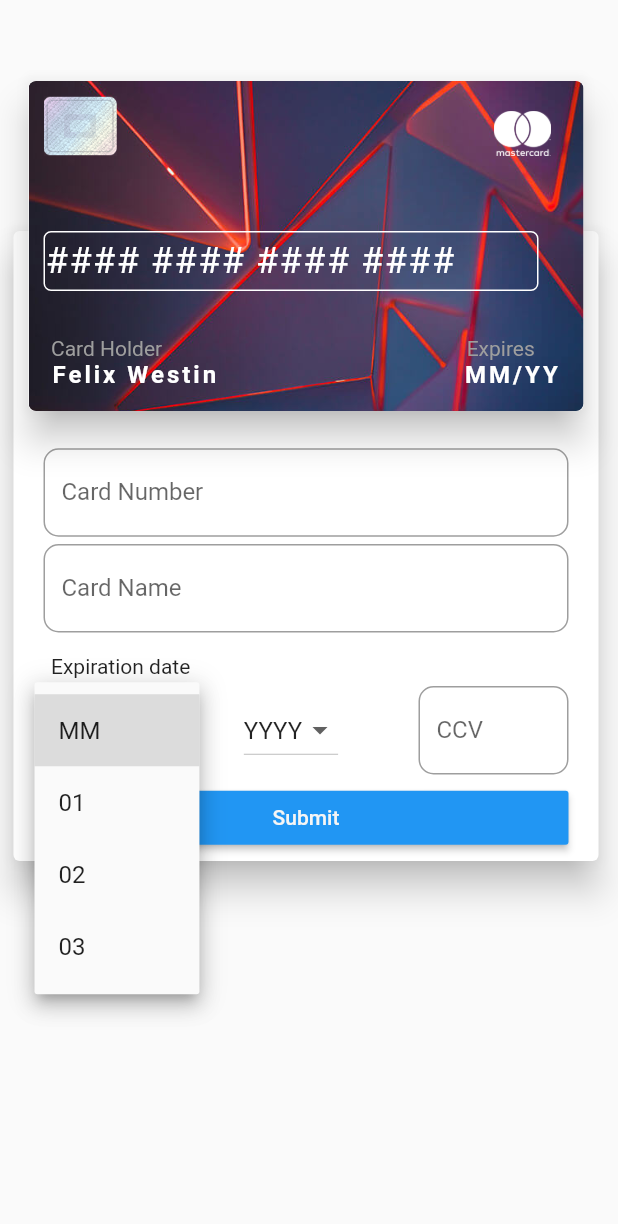
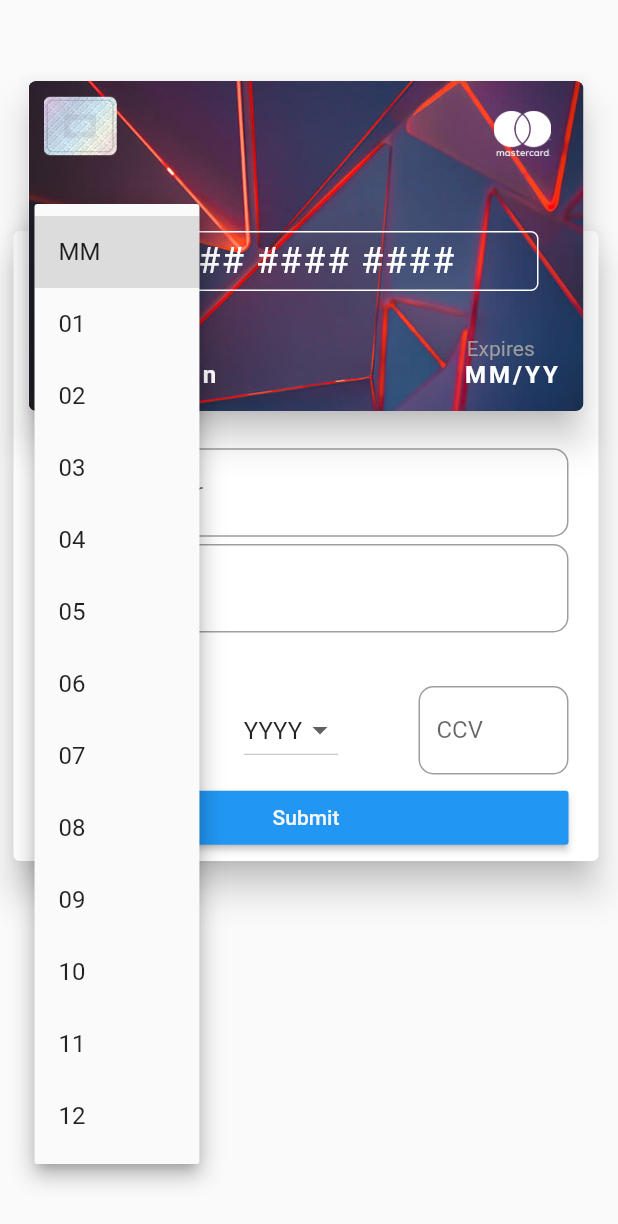
Before and after one commit to AlexVestin/TDDC73, a Flutter app: the screen it shows after launch, after a tap on "MM", on a phone screen of 412 x 824 dp. Shown: the top 1224 px of the screen. Run offline on Flutter 3.47's test engine with Material 2 defaults, Android fonts, the phone set to English and light mode, and no system bars; drawn by our look-alikes of flip_card.

Commit message:
Fixed stuff

```diff
--- a/lib/main.dart
+++ b/lib/main.dart
@@ -20,8 +20,14 @@ class _HomeState extends State<Home> {
   var imageMap = {"5": "mastercard.png", "4": "visa.png", "34" : "amex.png",
   "37" : "amex.png", "6" : "discover.png", "30" : "dinersclub.png", "36" : "dinersclub.png",
   "38" : "dinersclub.png"};
+  var listYear = ["YYYY"];
 
   GlobalKey<FlipCardState> cardKey = GlobalKey<FlipCardState>();
+
+  _HomeState(){
+    Iterable<int>.generate(12).forEach((index) =>
+        listYear.add((2019 + index).toString()));
+  }
 
   @override
   Widget build(BuildContext context) {
@@ -52,7 +58,7 @@ class _HomeState extends State<Home> {
                           });
                         },
                         inputFormatters: <TextInputFormatter>[
-                          CreditCardFormatter(),
+                          CreditCardFormatter(imageName),
                           LengthLimitingTextInputFormatter(19)
                         ] ,
                         decoration: InputDecoration(
@@ -93,7 +99,8 @@ class _HomeState extends State<Home> {
                                   month = value;
                                 });
                               },
-                              items: <String>["MM","01", "02", "03"]
+                              items: <String>["MM","01", "02", "03", "04", "05"
+                              , "06", "07", "08", "09", "10", "11", "12"]
                                   .map<DropdownMenuItem<String>>((String value) {
                                 return (DropdownMenuItem<String>(
                                     value: value, child: Text("$value")));
@@ -108,8 +115,7 @@ class _HomeState extends State<Home> {
                                   year = value;
                                 });
                               },
-                              items: <String>["YYYY","2027", "2026", "2025"]
-                                  .map<DropdownMenuItem<String>>((String value) {
+                              items: listYear.map<DropdownMenuItem<String>>((String value) {
                                 return (DropdownMenuItem<String>(
                                     value: value, child: Text("$value")));
                               }).toList(),
--- a/lib/utils/formatters.dart
+++ b/lib/utils/formatters.dart
@@ -1,17 +1,27 @@
 import 'package:flutter/services.dart';
 
 class CreditCardFormatter extends TextInputFormatter{
+  String imageName;
+  CreditCardFormatter(this.imageName);
+
+  var maxAllowed = {"mastercard.png" : 16, "visa.png": 16, "amex.png" : 15,
+    "discover.png": 16, "dinersclub.png" : 14};
+
   @override
   TextEditingValue formatEditUpdate(TextEditingValue oldValue,
       TextEditingValue newValue) {
     // TODO: implement formatEditUpdate
+    int howManyNumbers = RegExp(r'[0-9]')
+        .allMatches(newValue.text)
+        .length;
+
+    if(howManyNumbers > maxAllowed[imageName]) return oldValue;
+
     if(RegExp(r'[A-z]').allMatches(newValue.text).length > 0){
       return oldValue;
     }
     if(newValue.text.length >= oldValue.text.length) {
-      int howManyNumbers = RegExp(r'[0-9]')
-          .allMatches(newValue.text)
-          .length;
+
       String updated = newValue.text;
       int selectionIndex = newValue.selection.end;
       if (howManyNumbers % 4 == 0) {
```
